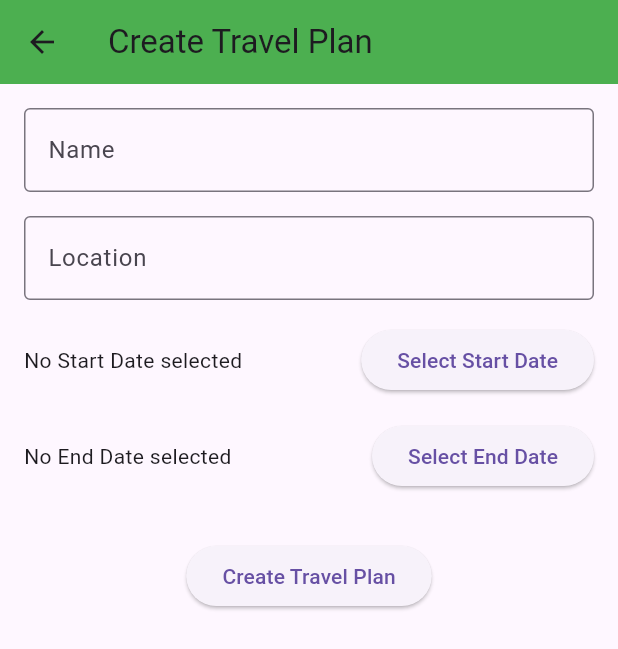
After one commit to rdimaanojr/Hakbay, a Flutter app: the TravelPlanPage screen opened by its route, after a tap on the "add" icon, on a phone screen of 412 x 824 dp. The commit adds this screen. Shown: the top 649 px of the screen. Run offline on Flutter 3.47's test engine with Material 3 defaults, Android fonts, the phone set to English and light mode, and no system bars; our stand-ins replace cloud_firestore, firebase_auth, firebase_core, go_router, image_picker, logger; accounts and stored records are empty; generated files the repository leaves out were written again.

Commit message:
feat: Create and Read of Travel Plans

```diff
--- a/hakbay/lib/api/firebase_auth_api.dart
+++ b/hakbay/lib/api/firebase_auth_api.dart
@@ -6,6 +6,10 @@ class FirebaseAuthAPI {
 
   Stream<User?> getUserStream() {
     return auth.authStateChanges();
+  }
+
+  Future<User?> getCurrentUser() async {
+    return auth.currentUser;
   }
 
   // Get the UID
--- /dev/null
+++ b/hakbay/lib/api/firebase_travel_api.dart
@@ -0,0 +1,45 @@
+import 'package:cloud_firestore/cloud_firestore.dart';
+
+class FirebaseTravelApi {
+  static final FirebaseFirestore db = FirebaseFirestore.instance;
+
+  // Return travel plans only by the user
+  Stream<QuerySnapshot> getUserTravels(String uid) {
+    return db.collection('travels').where('uid', isEqualTo: uid).snapshots();
+  }
+
+  // Add the new travel plan in the database
+  Future<String> addTravel(Map<String, dynamic> travel) async {
+    try {
+      // Get the ID and set it to the entry
+      travel['planId'] = db.collection('travels').doc().id;
+      await db.collection('travels').doc(travel['id']).set(travel);
+
+      return "Successfully added travel plan!";
+    } on FirebaseException catch (e) {
+      return 'Error on ${e.message}';
+    }
+  }
+
+  // Delete the travel plan in the database
+  Future<String> deleteTravel(String id) async {
+    try {
+      await db.collection('travels').doc(id).delete();
+
+      return "Successfully deleted travel plan!";
+    } on FirebaseException catch (e) {
+      return 'Error on ${e.message}';
+    }
+  }
+
+  // Edit the travel plan in the database
+  Future<String> editTravel(String id, Map<String, dynamic> travel) async {
+    try {
+      await db.collection('travels').doc(id).set(travel);
+
+      return "Successfully edited travel plan!";
+    } on FirebaseException catch (e) {
+      return 'Error on ${e.message}';
+    }
+  }
+}
--- a/hakbay/lib/main.dart
+++ b/hakbay/lib/main.dart
@@ -2,7 +2,9 @@ import 'package:flutter/material.dart';
 import 'package:hakbay/commons/bottom_navbar.dart';
 import 'package:hakbay/firebase_options.dart';
 import 'package:hakbay/providers/auth_provider.dart';
+import 'package:hakbay/providers/travel_provider.dart';
 import 'package:hakbay/providers/user_provider.dart';
+import 'package:hakbay/screens/travel_form_page.dart';
 import 'package:hakbay/screens/init_interests_page.dart';
 import 'package:hakbay/screens/init_travel_styles_page.dart';
 import 'package:hakbay/screens/profile_page.dart';
@@ -14,7 +16,6 @@ import 'package:hakbay/screens/travel_plan_page.dart';
 import 'package:provider/provider.dart';
 import 'package:firebase_core/firebase_core.dart';
 import 'package:go_router/go_router.dart';
-import 'package:hakbay/utils/logger.dart';
 
 Future<void> main() async {
   WidgetsFlutterBinding.ensureInitialized();
@@ -24,6 +25,7 @@ Future<void> main() async {
       providers: [
         ChangeNotifierProvider(create: (context) => UserAuthProvider()),
         ChangeNotifierProvider(create: (context) => UserProvider()),
+        ChangeNotifierProvider(create: (context) => TravelPlanProvider()),
       ],
       child: const RootWidget(),
     ),
@@ -104,6 +106,10 @@ final GoRouter _router = GoRouter(
       path: "/init-travel-styles",
       builder: (context, state) => const InitTravelStylesScreen(),
     ),
+    GoRoute(
+      path: "/add-travel",
+      builder: (context, state) => const TravelPlanFormPage(),
+    ),
   ],
 );
 
--- a/hakbay/lib/models/travel_plan_model.dart
+++ b/hakbay/lib/models/travel_plan_model.dart
@@ -51,17 +51,21 @@ class ItineraryItem {
 }
 
 class TravelPlan {
+  final String? uid;
   final String? planId;
   final String name;
   final DateTime startDate;
   final DateTime endDate;
-  final Location location;
+  // Temporarily set it to String
+  final String location;
+  // final Location location;
   final String? accomodation;
   final String? notes;
   final List<String>? checklist;
   final Map<int, ItineraryItem>? itinerary;
 
   TravelPlan({
+    required this.uid,
     this.planId,
     required this.name,
     required this.startDate,
@@ -76,17 +80,20 @@ class TravelPlan {
   static const _undefined = Object();
 
   TravelPlan copyWith({
+    String? uid,
     Object? id = _undefined,
     String? name,
     DateTime? startDate,
     DateTime? endDate,
-    Location? location,
+    String? location,
+    // Location? location,
     Object? accomodation = _undefined,
     Object? notes = _undefined,
     Object? checklist = _undefined,
     Object? itinerary = _undefined,
   }) {
     return TravelPlan(
+      uid: uid ?? this.uid,
       planId: id == _undefined ? this.planId : id as String?,
       name: name ?? this.name,
       startDate: startDate ?? this.startDate,
@@ -103,11 +110,13 @@ class TravelPlan {
 
   factory TravelPlan.fromJson(Map<String, dynamic> json) {
     return TravelPlan(
+      uid: json['uid'],
       planId: json['planId'],
       name: json['name'],
       startDate: DateTime.parse(json['startDate']),
       endDate: DateTime.parse(json['endDate']),
-      location: Location.fromJson(json['location']),
+      location: json['location'],
+      // location: Location.fromJson(json['location']),
       accomodation: json['accomodation'],
       notes: json['notes'],
       checklist: List<String>.from(json['checklist'] ?? []),
@@ -119,11 +128,13 @@ class TravelPlan {
 
   Map<String, dynamic> toJson() {
     return {
+      'uid': uid,
       'planId': planId,
       'name': name,
       'startDate': startDate.toIso8601String(),
       'endDate': endDate.toIso8601String(),
-      'location': location.toJson(),
+      'location': location,
+      // 'location': location.toJson(),
       'accomodation': accomodation,
       'notes': notes,
       'checklist': checklist,
--- a/hakbay/lib/providers/auth_provider.dart
+++ b/hakbay/lib/providers/auth_provider.dart
@@ -15,6 +15,10 @@ class UserAuthProvider with ChangeNotifier {
   // Get the current user
   String? getCurrentUserUID() {
     return authService.getCurrentUserUID();
+  }
+
+  Future<User?> getCurrentUser() {
+    return authService.getCurrentUser();
   }
 
   // Sign in the user
--- /dev/null
+++ b/hakbay/lib/providers/travel_provider.dart
@@ -0,0 +1,44 @@
+import 'package:cloud_firestore/cloud_firestore.dart';
+import 'package:flutter/material.dart';
+import 'package:hakbay/api/firebase_travel_api.dart';
+import 'package:hakbay/models/travel_plan_model.dart';
+
+// Our provider class
+class TravelPlanProvider with ChangeNotifier {
+  late Stream<QuerySnapshot> _travelStream;
+  late FirebaseTravelApi firebaseService;
+
+  TravelPlanProvider() {
+    firebaseService = FirebaseTravelApi();
+  }
+
+  // getter for our travel plans database
+  Stream<QuerySnapshot> get getTravels => _travelStream;
+
+  // TODO: get travel plans from Firestore
+  void fetchTravels(String uid) {
+    _travelStream = firebaseService.getUserTravels(uid);
+  }
+
+  // TODO: add a travel plan and store it in Firestore
+  Future<void> addTravel(TravelPlan entry) async {
+    String message = await firebaseService.addTravel(entry.toJson());
+    print(message);
+    notifyListeners();
+  }
+
+  // TODO: edit a travel plan and update it in Firestore
+  Future<void> editTravel(String id, TravelPlan entry) async {
+    String message = await firebaseService.editTravel(id, entry.toJson());
+    print(message);
+    notifyListeners();
+  }
+
+  // TODO: delete a travel plan and update it in Firestore
+  Future<void> deleteTravel(String id) async {
+    String message = await firebaseService.deleteTravel(id);
+    print(message);
+    notifyListeners();
+  }
+
+}
--- a/hakbay/lib/screens/signin_page.dart
+++ b/hakbay/lib/screens/signin_page.dart
@@ -1,7 +1,5 @@
 import 'package:flutter/material.dart';
 import 'package:hakbay/providers/user_provider.dart';
-import 'package:hakbay/screens/signup_page.dart';
-import 'package:hakbay/screens/travel_plan_page.dart';
 import 'package:provider/provider.dart';
 import '../providers/auth_provider.dart';
 import 'package:go_router/go_router.dart';
--- /dev/null
+++ b/hakbay/lib/screens/travel_form_page.dart
@@ -0,0 +1,211 @@
+import 'package:flutter/material.dart';
+import 'package:go_router/go_router.dart';
+import 'package:hakbay/models/travel_plan_model.dart';
+import 'package:hakbay/providers/auth_provider.dart';
+import 'package:hakbay/providers/travel_provider.dart';
+import 'package:provider/provider.dart';
+
+// This class is our add an expense page form
+class TravelPlanFormPage extends StatefulWidget {
+  const TravelPlanFormPage({super.key});
+
+  @override
+  State<TravelPlanFormPage> createState() => _TravelPlanFormPageState();
+}
+
+class _TravelPlanFormPageState extends State<TravelPlanFormPage> {
+  // GlobalKey for our form validation later
+  final formGlobalKey = GlobalKey<FormState>();
+
+  // Using controllers for the text fields
+  final TextEditingController nameController = TextEditingController();
+  final TextEditingController locationController = TextEditingController();
+  DateTime? _startDate;
+  DateTime? _endDate;
+
+  // Something to hold our new travelplan for the provider
+  late TravelPlan newTravelPlan;
+
+  // Function for the onPressed() add expense button
+  void saveForm() async {
+    // We first validate,
+    if (formGlobalKey.currentState!.validate()) {
+      // then set state (wow rhymes)
+      setState(() {
+        formGlobalKey.currentState?.save();
+      });
+      // Let's check and see which user is signed in
+      final userUID = context.read<UserAuthProvider>().getCurrentUserUID();
+
+      // Create an instance of a travel plan
+      newTravelPlan = TravelPlan(
+        name: nameController.text,
+        startDate: _startDate!,
+        endDate: _endDate!,
+        location: locationController.text,
+        uid: userUID
+      );
+
+      // I forgot to add it in the database lmaoo (spent 6 minutes debugging)
+      await context.read<TravelPlanProvider>().addTravel(newTravelPlan);
+
+      resetForm();
+
+      ScaffoldMessenger.of(context).showSnackBar(
+        const SnackBar(content: Text('Travel Plan Created Successfully!')),
+      );
+
+      context.pop();
+    }
+  }
+
+  // Function to reset the form
+  void resetForm() {
+    setState(() {
+      formGlobalKey.currentState!.reset();
+      // Clear the values of the textfields
+      nameController.clear();
+      locationController.clear();
+      _startDate = null;
+      _endDate = null;
+    });
+  }
+
+  // Function to pick our start and end date
+  Future<void> pickDate(BuildContext context, bool isStartDate) async {
+    final DateTime? picked = await showDatePicker(
+      context: context,
+      initialDate: DateTime.now(),
+      firstDate: DateTime(2000),
+      lastDate: DateTime(2100),
+    );
+    if (picked != null) {
+      setState(() {
+        if (isStartDate) {
+          _startDate = picked;
+        } else {
+          _endDate = picked;
+        }
+      });
+    }
+  }
+
+  @override
+  // This part ensures no left-over value in our fields
+  void dispose() {
+    nameController.dispose();
+    locationController.dispose();
+    super.dispose();
+  }
+
+  // The scaffold main widget
+  @override
+  Widget build(BuildContext context) {
+    return Scaffold(
+      // The appbar section
+      appBar: AppBar(
+        backgroundColor: Colors.green,
+        title: const Text('Create Travel Plan'),
+        leading: IconButton(
+          icon: Icon(Icons.arrow_back),
+          onPressed: () {
+            context.pop();
+          }
+        ),
+      ),
+
+      // The main body will be the Form Widget (SingleChildScrollView to make it scrollable)
+      body: SingleChildScrollView(
+        child: Form(
+          key: formGlobalKey,
+          child: Column(
+            children: [
+              const SizedBox(height: 16),
+              createNameField(),
+              const SizedBox(height: 16),
+              createLocationField(),
+              const SizedBox(height: 16),
+              createDatePickerField('Start Date', _startDate, true),
+              const SizedBox(height: 16),
+              createDatePickerField('End Date', _endDate, false),
+              const SizedBox(height: 32),
+              createAddButton(),
+            ],
+          ),
+        ),
+      ),
+    );
+  }
+
+  // This widget returns a textformfield to create our name field
+  Widget createNameField(){
+    return Padding(
+      padding: EdgeInsets.symmetric(horizontal: 16),
+      child: TextFormField(
+        // This part is the box design
+        decoration: InputDecoration(
+          border: OutlineInputBorder(),
+          labelText: "Name",
+        ),
+        // the nameController for the value later
+        controller: nameController,
+        // This part is for the validate feature of the form
+        validator: (value) {
+          if (value == null || value.isEmpty) {
+            return "Please enter a name.";
+          }
+          return null;
+        },
+      ),
+    );
+  }
+
+  // Location Field Widget
+  Widget createLocationField() {
+    return Padding(
+      padding: const EdgeInsets.symmetric(horizontal: 16),
+      child: TextFormField(
+        decoration: const InputDecoration(
+          border: OutlineInputBorder(),
+          labelText: "Location",
+        ),
+        controller: locationController,
+        validator: (value) {
+          if (value == null || value.isEmpty) {
+            return "Please enter a location.";
+          }
+          return null;
+        },
+      ),
+    );
+  }
+
+  // This widget is to choose the date of the travel plan
+  Widget createDatePickerField(String label, DateTime? date, bool isStartDate) {
+    return Padding(
+      padding: const EdgeInsets.symmetric(horizontal: 16),
+      child: Row(
+        children: [
+          Expanded(
+            child: Text(
+              date == null
+                  ? 'No $label selected'
+                  : '$date',
+            ),
+          ),
+          ElevatedButton(
+            onPressed: () => pickDate(context, isStartDate),
+            child: Text('Select $label'),
+          ),
+        ],
+      ),
+    );
+  }
+
+  Widget createAddButton() {
+    return ElevatedButton(
+      onPressed: saveForm,
+      child: const Text("Create Travel Plan"),
+    );
+  }
+}
--- a/hakbay/lib/screens/travel_plan_page.dart
+++ b/hakbay/lib/screens/travel_plan_page.dart
@@ -1,6 +1,16 @@
+import 'package:cloud_firestore/cloud_firestore.dart';
 import 'package:flutter/material.dart';
+import 'package:go_router/go_router.dart';
+import 'package:hakbay/models/travel_plan_model.dart';
+import 'package:hakbay/models/user_model.dart';
+import 'package:hakbay/providers/auth_provider.dart';
+import 'package:hakbay/providers/travel_provider.dart';
+import 'package:hakbay/providers/user_provider.dart';
+import 'package:hakbay/utils/logger.dart';
+import 'package:provider/provider.dart';
 
-class TravelPlanPage extends StatefulWidget{
+// This class shows our list of travel pages
+class TravelPlanPage extends StatefulWidget {
   const TravelPlanPage({super.key});
 
   @override
@@ -8,22 +18,159 @@ class TravelPlanPage extends StatefulWidget{
 }
 
 class _TravelPlanPageState extends State<TravelPlanPage> {
-  int currentIndex = 0;
+  AppUser? user;
+  late String uid;
+
+  @override
+  void initState() {
+    super.initState();
+    uid = context.read<UserAuthProvider>().getCurrentUserUID() ?? '';
+    _loadUserData();
+  }
+
+  Future<void> _loadUserData() async {
+    try {
+      await context.read<UserProvider>().fetchUserData(uid);
+      final fetchedUser = context.read<UserProvider>().user;
+      context.read<TravelPlanProvider>().fetchTravels(uid);
+
+      if (fetchedUser != null) {
+        setState(() {
+          user = fetchedUser;
+        });
+      } else {
+        logger.w("User data is null or empty.");
+      }
+    } catch (e) {
+      logger.e("Error loading user data", error: e);
+    }
+  }
 
   @override
   Widget build(BuildContext context) {
+    if (user == null) {
+      return const Scaffold(body: Center(child: CircularProgressIndicator()));
+    }
+
+    Stream<QuerySnapshot> travelStream = context.read<TravelPlanProvider>().getTravels;
+
     return Scaffold(
       appBar: AppBar(
-        title: const Text("Travel Plans"),
+        backgroundColor: Colors.green,
+        title: Text("My Travels"),
       ),
-      body: Center(
-        child: Column(
-          mainAxisAlignment: MainAxisAlignment.center,
-          children: [
-            const Text("Travel Plan Page"),
-          ],
-        ),
+
+      floatingActionButton: FloatingActionButton(
+        onPressed: () {
+          context.push('/add-travel');
+        },
+        foregroundColor: Colors.blue,
+        child: Icon(Icons.add),
+      ),
+
+      // Build the Stream
+      body: StreamBuilder<QuerySnapshot>(
+        stream: travelStream,
+        builder: (context, snapshot) {
+          // Check for errors and if the database is empty
+          if (snapshot.hasError) {
+            return Center(child: Text("Error encountered! ${snapshot.error}"));
+          } else if (snapshot.connectionState == ConnectionState.waiting) {
+            return const Center(child: CircularProgressIndicator());
+          } else if (!snapshot.hasData || snapshot.data!.docs.isEmpty) {
+            return noTravelsWidget(context);
+          }
+
+          // Build a gridview for the travel plans
+          return GridView.builder(
+            gridDelegate: const SliverGridDelegateWithFixedCrossAxisCount(
+              crossAxisCount: 2, // Number of columns in the grid
+              crossAxisSpacing: 10.0, // Spacing between columns
+              mainAxisSpacing: 10.0, // Spacing between rows
+              childAspectRatio: 3 / 2, // Aspect ratio of each grid item
+            ),
+            itemCount: snapshot.data?.docs.length,
+            itemBuilder: (context, index) {
+              // Convert from JSON per travel plan
+              TravelPlan travel = TravelPlan.fromJson(
+                snapshot.data?.docs[index].data() as Map<String, dynamic>,
+              );
+
+              // Use a Card to display each travel plan in the grid
+              return Card(
+                elevation: 4.0,
+                margin: const EdgeInsets.all(8.0),
+                child: InkWell(
+                  onTap: () {
+                    showDialog(
+                      context: context,
+                      builder: (BuildContext context) => SizedBox()
+                        // TravelPlanDetails(travel: travelplan),
+                    );
+                  },
+                  child: Column(
+                    mainAxisAlignment: MainAxisAlignment.center,
+                    children: [
+                      Text(
+                        travel.name,
+                        style: const TextStyle(fontWeight: FontWeight.bold, fontSize: 16),
+                        textAlign: TextAlign.center,
+                      ),
+                      const SizedBox(height: 8.0),
+                      Text(
+                        travel.startDate.toString(),
+                        style: const TextStyle(color: Colors.grey),
+                        textAlign: TextAlign.center,
+                      ),
+                      const Spacer(),
+                      Row(
+                        mainAxisAlignment: MainAxisAlignment.center,
+                        children: [
+                          IconButton(
+                            onPressed: () {
+                              showDialog(
+                                context: context,
+                                builder: (BuildContext context) => SizedBox()
+                                  // TravelModal(type: 'Edit', entry: travel),
+                              );
+                            },
+                            icon: const Icon(Icons.create),
+                          ),
+                          IconButton(
+                            onPressed: () {
+                              showDialog(
+                                context: context,
+                                builder: (BuildContext context) => SizedBox()
+                                  // TravelModal(type: 'Delete', entry: travel),
+                              );
+                            },
+                            icon: const Icon(Icons.delete),
+                          ),
+                        ],
+                      ),
+                    ],
+                  ),
+                ),
+              );
+            },
+          );
+        },
       ),
     );
   }
+
+  // Widget to show that there are still no travel plans
+  Widget noTravelsWidget(BuildContext context) {
+    return Center(
+      child: Column(
+        mainAxisAlignment: MainAxisAlignment.center,
+        children: [
+          Text(
+            "No Plans Yet? Plan a new trip!",
+            style: TextStyle(fontSize: 20),
+          ),
+        ],
+      )
+    );
+  }
 }
```
Also changed, not shown: 1 other file.
